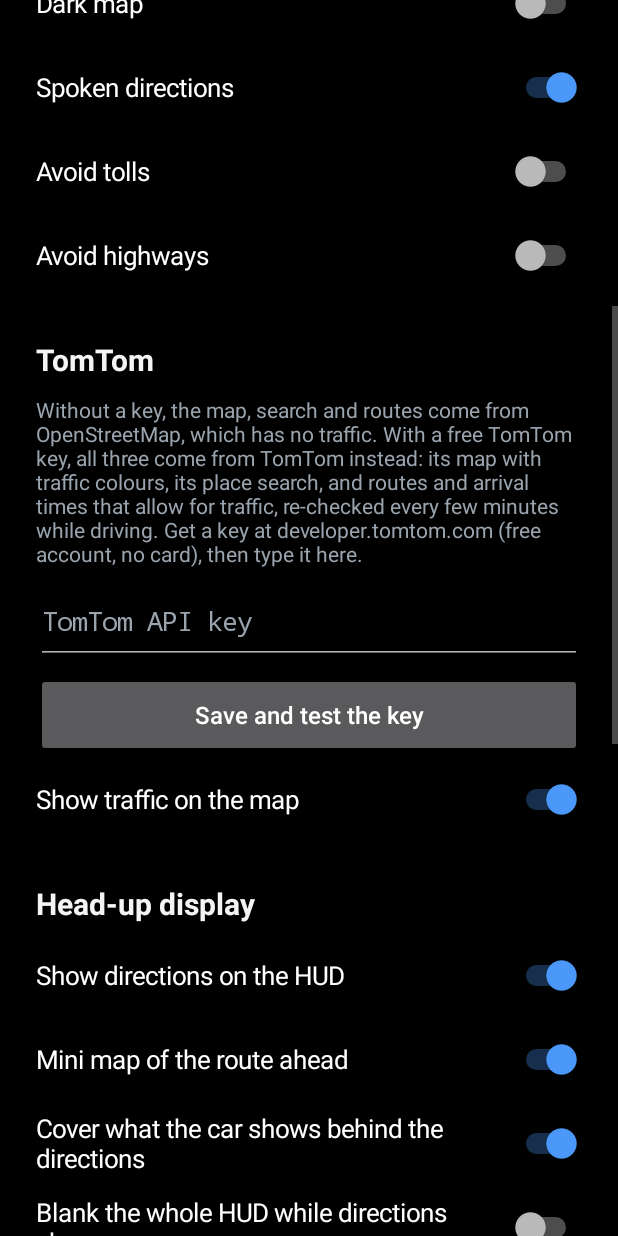
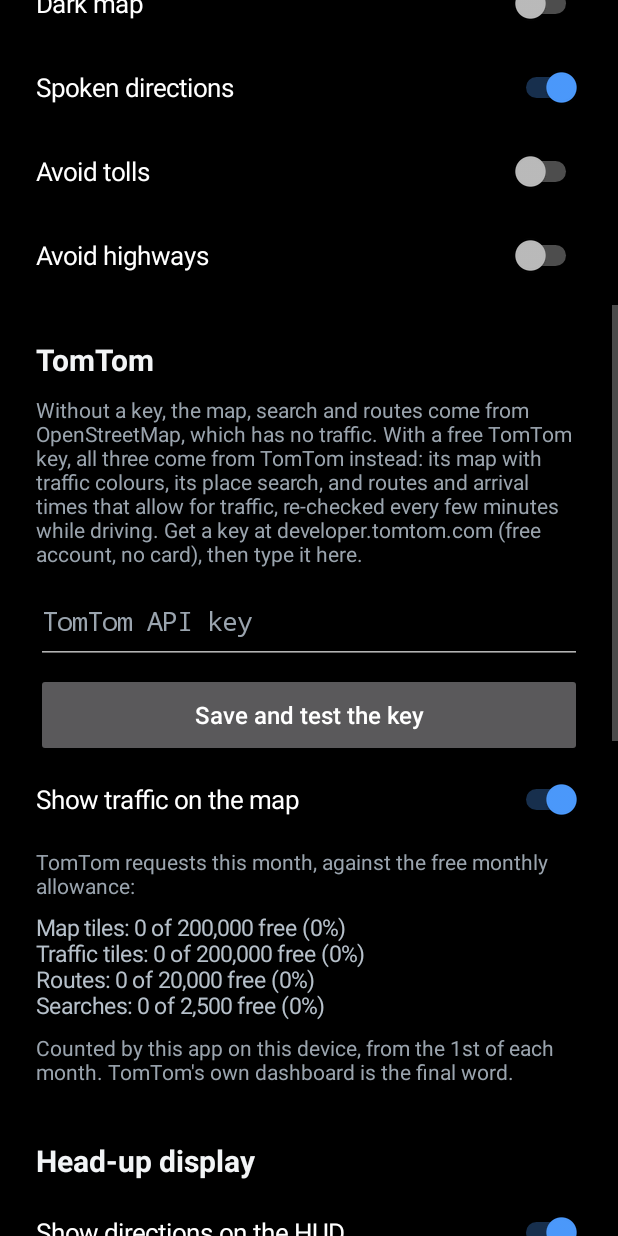
Before and after one commit to shifthk/car-maps, an Android app: the screen it shows after launch (MainActivity), scrolled down 576 dp, on a phone screen of 412 x 824 dp. Run offline under Robolectric (Android 15) with nearby library versions, the phone set to English and light mode, and no system bars.

Commit message:
Car Maps 2.6: TomTom usage on the settings screen, simpler HUD settings
- Count this month's TomTom requests (map tiles, traffic tiles,
  routes, searches) and show them against the free allowance.
- Remove the two HUD background settings and the black backing: with
  the gap in the middle there is nothing underneath to cover.

Co-Authored-By: Claude Fable 5.2 <noreply@anthropic.com>

```diff
--- a/app/build.gradle.kts
+++ b/app/build.gradle.kts
@@ -10,8 +10,8 @@ android {
         applicationId = "com.carmaps"
         minSdk = 28
         targetSdk = 34
-        versionCode = 9
-        versionName = "2.5"
+        versionCode = 10
+        versionName = "2.6"
     }
 
     buildTypes {
--- a/app/src/main/java/com/carmaps/MainActivity.java
+++ b/app/src/main/java/com/carmaps/MainActivity.java
@@ -46,7 +46,7 @@ public class MainActivity extends Activity {
     private Prefs prefs;
     private Updater updater;
     private LinearLayout root;
-    private TextView status;
+    private TextView status, usage;
     private Button startStop, overlayButton, locationButton, backgroundButton;
     private final Handler handler = new Handler(Looper.getMainLooper());
     private final Runnable tick = new Runnable() {
@@ -61,6 +61,7 @@ public class MainActivity extends Activity {
     protected void onCreate(Bundle savedInstanceState) {
         super.onCreate(savedInstanceState);
         prefs = new Prefs(this);
+        Usage.init(this);
 
         ScrollView scroll = new ScrollView(this);
         scroll.setFitsSystemWindows(true);
@@ -161,13 +162,18 @@ public class MainActivity extends Activity {
             }).start();
         }));
         toggle("Show traffic on the map", prefs.traffic(), prefs::setTraffic);
+        root.addView(note("TomTom requests this month, against the free monthly allowance:"));
+        usage = text("", 15, false);
+        usage.setTextColor(0xFFB6C0CA);
+        usage.setPadding(0, 0, 0, dp(4));
+        root.addView(usage);
+        root.addView(note("Counted by this app on this device, from the 1st of each month. TomTom's own "
+                + "dashboard is the final word."));
 
         // ---- HUD
         heading("Head-up display");
         toggle("Show directions on the HUD", prefs.hud(), prefs::setHud);
         toggle("Mini map of the route ahead", prefs.hudMap(), prefs::setHudMap);
-        toggle("Cover what the car shows behind the directions", prefs.hudSolid(), prefs::setHudSolid);
-        toggle("Blank the whole HUD while directions show", prefs.hudCover(), prefs::setHudCover);
         choice("Kind of window on the HUD (change it if the directions don't appear on top)",
                 new String[]{"Second-screen window (as Zeekr Shortcut uses)", "Display-over-apps window"},
                 prefs.hudOverlay() ? 1 : 0, i -> prefs.setHudOverlay(i == 1));
@@ -201,10 +207,8 @@ public class MainActivity extends Activity {
             MapService.send(this, MapService.ACTION_HUD_TEST);
         }));
         root.addView(note("The directions sit to the left of the gap and the mini map to the right. Move the "
-                + "sliders while the sample is showing to place them. Black is unlit on a HUD, so "
-                + "the solid black behind the directions looks like nothing but hides whatever the car shows in "
-                + "that spot; the car's readouts elsewhere on the HUD stay. Blanking the whole HUD hides the "
-                + "car's speed readout too."));
+                + "sliders while the sample is showing to place them. Black is unlit on a HUD, so only the "
+                + "arrow, text and route line show."));
 
         // ---- updates
         heading("App");
@@ -253,6 +257,7 @@ public class MainActivity extends Activity {
         overlayButton.setVisibility(overlay ? View.GONE : View.VISIBLE);
         locationButton.setVisibility(location ? View.GONE : View.VISIBLE);
         backgroundButton.setVisibility(location && !background ? View.VISIBLE : View.GONE);
+        usage.setText(Usage.describe());
         startStop.setText(MapService.running ? "Stop the floating map" : "Start the floating map");
         status.setText("Floating map: " + (MapService.running ? "running" : "stopped")
                 + "\nGPS: " + MapService.gpsStatus
--- a/app/src/main/java/com/carmaps/MapService.java
+++ b/app/src/main/java/com/carmaps/MapService.java
@@ -126,6 +126,7 @@ public class MapService extends Service implements MapWindow.Host, LocationListe
     public void onCreate() {
         super.onCreate();
         prefs = new Prefs(this);
+        Usage.init(this);
         Context windowContext = this;
         if (Build.VERSION.SDK_INT >= 30) {
             Display display = getSystemService(DisplayManager.class).getDisplay(Display.DEFAULT_DISPLAY);
@@ -177,6 +178,7 @@ public class MapService extends Service implements MapWindow.Host, LocationListe
     @Override
     public void onDestroy() {
         running = false;
+        Usage.flush();
         gpsStatus = "Not started";
         Hud.status = "Not started";
         main.removeCallbacksAndMessages(null);
--- a/app/src/main/java/com/carmaps/Prefs.java
+++ b/app/src/main/java/com/carmaps/Prefs.java
@@ -75,14 +75,6 @@ final class Prefs {
     boolean hudMap() { return p.getBoolean("hudMiniMap", true); }
     void setHudMap(boolean v) { p.edit().putBoolean("hudMiniMap", v).apply(); }
 
-    /** Blank the car's own HUD readouts while the directions are showing. */
-    boolean hudCover() { return p.getBoolean("hudCover", false); }
-    void setHudCover(boolean v) { p.edit().putBoolean("hudCover", v).apply(); }
-
-    /** Solid black behind the directions, so nothing the car shows there comes through. */
-    boolean hudSolid() { return p.getBoolean("hudSolid", true); }
-    void setHudSolid(boolean v) { p.edit().putBoolean("hudSolid", v).apply(); }
-
     /** Try the "display over other apps" kind of window on the HUD before the second-screen kind. */
     boolean hudOverlay() { return p.getBoolean("hudOverlay", false); }
     void setHudOverlay(boolean v) { p.edit().putBoolean("hudOverlay", v).apply(); }
--- a/app/src/main/java/com/carmaps/TileMap.java
+++ b/app/src/main/java/com/carmaps/TileMap.java
@@ -562,6 +562,7 @@ final class TileMap extends View {
             c.setReadTimeout(15000);
             code[0] = c.getResponseCode();
             if (code[0] != 200) return null;
+            Usage.add(Usage.TRAFFIC);
             try (InputStream in = c.getInputStream()) {
                 return BitmapFactory.decodeStream(in);
             }
@@ -696,6 +697,7 @@ final class TileMap extends View {
                 postInvalidate();
             } else if (tomtom && code == 200) {
                 mapStatus = "Map: TomTom";
+                Usage.add(Usage.MAP);
             }
             if (code == 200) {
                 File parent = file.getParentFile();
--- /dev/null
+++ b/app/src/main/java/com/carmaps/Usage.java
@@ -0,0 +1,87 @@
+package com.carmaps;
+
+import android.content.Context;
+import android.content.SharedPreferences;
+
+import java.util.Calendar;
+import java.util.Locale;
+import java.util.TimeZone;
+
+/**
+ * Counts the requests this app has made to TomTom in the current calendar month, against the free
+ * monthly allowance of each kind. TomTom offers no way to ask a key how much it has used, so this is
+ * the app's own tally: it only knows about requests made from this device, and it starts each month
+ * on the 1st (UTC), which may not be the day TomTom resets its count.
+ */
+final class Usage {
+
+    static final int MAP = 0, TRAFFIC = 1, ROUTE = 2, SEARCH = 3;
+    private static final String[] KEYS = {"map", "traffic", "route", "search"};
+    private static final String[] NAMES = {"Map tiles", "Traffic tiles", "Routes", "Searches"};
+    /** TomTom's free requests per month for each kind, from its pricing page in November 2026. */
+    private static final int[] FREE = {200000, 200000, 20000, 2500};
+    private static final long SAVE_EVERY_MS = 20000;
+
+    private static SharedPreferences store;
+    private static final int[] counts = new int[KEYS.length];
+    private static String month = "";
+    private static boolean dirty;
+    private static long savedAt;
+
+    private Usage() {
+    }
+
+    static synchronized void init(Context c) {
+        if (store != null) return;
+        store = c.getApplicationContext().getSharedPreferences("carmaps_usage", Context.MODE_PRIVATE);
+        month = store.getString("month", "");
+        for (int i = 0; i < KEYS.length; i++) counts[i] = store.getInt(KEYS[i], 0);
+        roll();
+    }
+
+    /** One more request of this kind was answered by TomTom. Safe to call from any thread. */
+    static synchronized void add(int kind) {
+        if (store == null) return;
+        roll();
+        counts[kind]++;
+        dirty = true;
+        long now = System.currentTimeMillis();
+        if (now - savedAt > SAVE_EVERY_MS) save();
+    }
+
+    static synchronized void flush() {
+        if (store != null && dirty) save();
+    }
+
+    /** A few lines for the settings screen. */
+    static synchronized String describe() {
+        if (store == null) return "";
+        roll();
+        StringBuilder sb = new StringBuilder();
+        for (int i = 0; i < KEYS.length; i++) {
+            double percent = counts[i] * 100.0 / FREE[i];
+            if (i > 0) sb.append('\n');
+            sb.append(String.format(Locale.US, "%s: %,d of %,d free (%s%%)", NAMES[i], counts[i], FREE[i],
+                    percent > 0 && percent < 1 ? "under 1" : String.valueOf(Math.round(percent))));
+        }
+        return sb.toString();
+    }
+
+    /** A new month starts the tally again. */
+    private static void roll() {
+        Calendar c = Calendar.getInstance(TimeZone.getTimeZone("UTC"));
+        String now = c.get(Calendar.YEAR) + "-" + (c.get(Calendar.MONTH) + 1);
+        if (now.equals(month)) return;
+        month = now;
+        for (int i = 0; i < counts.length; i++) counts[i] = 0;
+        save();
+    }
+
+    private static void save() {
+        SharedPreferences.Editor e = store.edit().putString("month", month);
+        for (int i = 0; i < KEYS.length; i++) e.putInt(KEYS[i], counts[i]);
+        e.apply();
+        dirty = false;
+        savedAt = System.currentTimeMillis();
+    }
+}
```
Also changed, not shown: app/src/main/java/com/carmaps/Hud.java (+2 -26 lines), app/src/main/java/com/carmaps/Router.java (+10 -3 lines), 1 other file.
